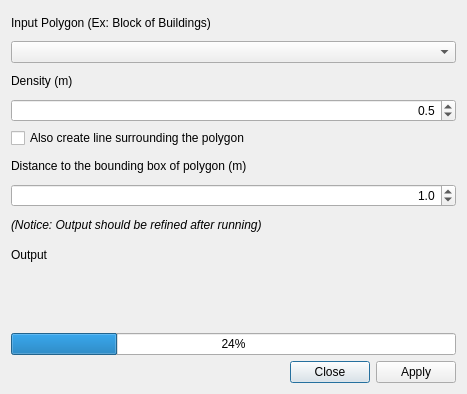
Qt form forms/hcmgis_centerline_form.ui (thangqd/HCMGIS) before a commit.
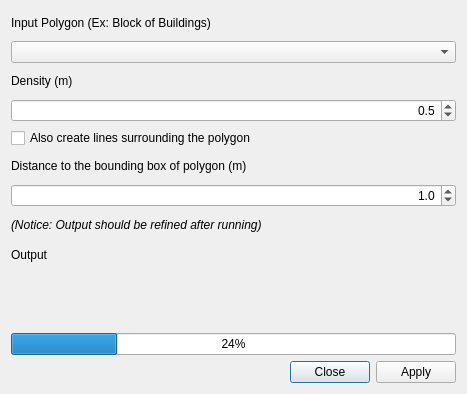
The same form after that commit. Custom widgets are drawn as their Qt base class.

Patch:
```diff
--- a/forms/hcmgis_centerline_form.ui
+++ b/forms/hcmgis_centerline_form.ui
@@ -67,7 +67,7 @@
      <item row="4" column="0" colspan="2">
       <widget class="QCheckBox" name="chksurround">
        <property name="text">
-        <string>Also create line surrounding the polygon</string>
+        <string>Also create lines surrounding the polygon</string>
        </property>
        <property name="checked">
         <bool>false</bool>
```
Left out of the diff: 8 changed lines with no effect on the pictures.
